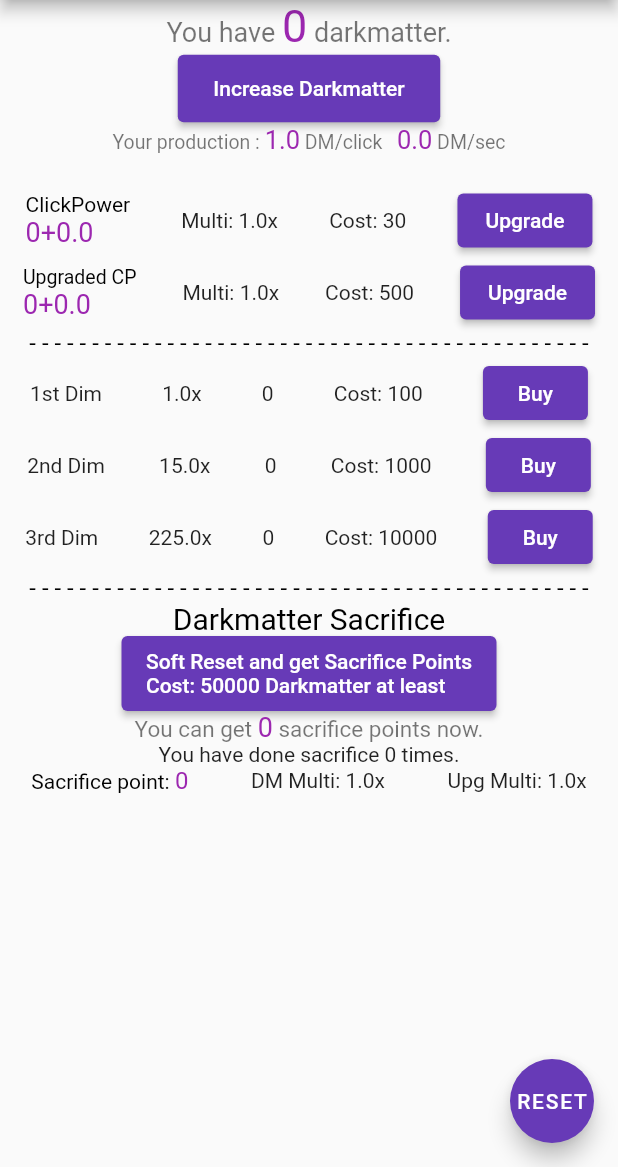
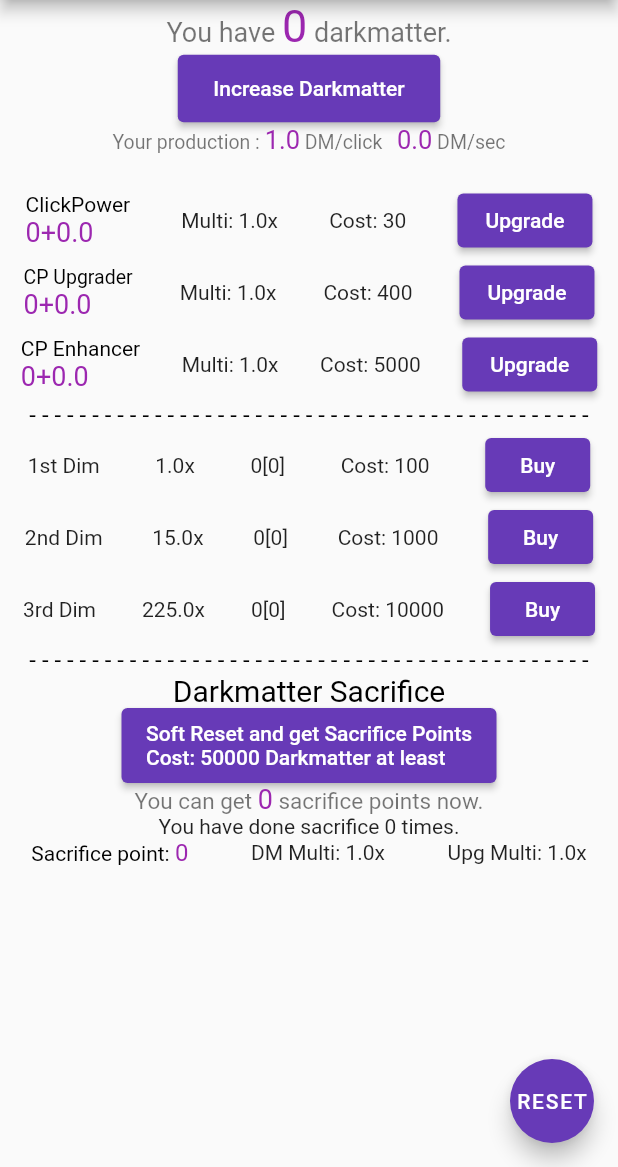
Before and after one commit to Sharpness5-main/IncrementalDarkmatterRebuilt, a Flutter app: the screen it shows after launch, on a phone screen of 412 x 824 dp, the part 69-1236 px from its top. Run offline on Flutter 3.47's test engine with Material 2 defaults, Android fonts, the light colour scheme and no system bars; our stand-ins replace flutter_riverpod, freezed_annotation.

Commit message:
Add CP Enhancer

```diff
--- a/lib/screens/home/home.dart
+++ b/lib/screens/home/home.dart
@@ -84,9 +84,11 @@ class Home extends ConsumerWidget {
                       style: TextStyle(color: Colors.black54, fontSize: 13),
                     ),
                     TextSpan(
-                      text: ((((ref.watch(dm1persecProvider) +
-                                              ref.watch(dm2persecProvider) +
-                                              ref.watch(dm3persecProvider)) /
+                      text: ((((((ref.watch(dm1persecProvider) +
+                                                  ref.watch(dm2persecProvider) +
+                                                  ref.watch(
+                                                      dm3persecProvider))) *
+                                              ref.watch(spmultiplierProvider)) /
                                           ref.watch(dmsoftcapdiviserProvider)) *
                                       100)
                                   .round() /
@@ -149,7 +151,8 @@ class Home extends ConsumerWidget {
                       ],
                     ));
                   }),
-                  Text("Multi: ${ref.watch(cpmultiplierProvider)}x"),
+                  Text(
+                      "Multi: ${(ref.watch(cpmultiplierProvider) * ref.watch(spmultiplierProvider) * 100).round() / 100}x"),
                   Text("Cost: ${ref.watch(cpupgcostProvider).round()}"),
                   ElevatedButton(
                     onPressed: homenotifier.upgradeClickPower,
@@ -165,7 +168,7 @@ class Home extends ConsumerWidget {
                   Consumer(builder: (context, ref, child) {
                     return RichText(
                         text: TextSpan(
-                      text: 'Upgraded CP\n',
+                      text: 'CP Upgrader\n',
                       style: const TextStyle(color: Colors.black, fontSize: 13),
                       children: <TextSpan>[
                         TextSpan(
@@ -177,10 +180,40 @@ class Home extends ConsumerWidget {
                       ],
                     ));
                   }),
-                  Text("Multi: ${ref.watch(upmultiplierProvider)}x"),
+                  Text(
+                      "Multi: ${(ref.watch(upmultiplierProvider) * ref.watch(spmultiplierProvider) * 100).round() / 100}x"),
                   Text("Cost: ${ref.watch(upupgcostProvider).round()}"),
                   ElevatedButton(
                     onPressed: homenotifier.upgradeUpgradePower,
+                    style: ElevatedButton.styleFrom(
+                        fixedSize: const Size(90, 35),
+                        alignment: Alignment.center),
+                    child: const Text("Upgrade"),
+                  ),
+                ]),
+            Row(
+                mainAxisAlignment: MainAxisAlignment.spaceAround,
+                children: <Widget>[
+                  Consumer(builder: (context, ref, child) {
+                    return RichText(
+                        text: TextSpan(
+                      text: 'CP Enhancer\n',
+                      style: const TextStyle(color: Colors.black, fontSize: 14),
+                      children: <TextSpan>[
+                        TextSpan(
+                          text:
+                              "${ref.watch(enhancepowerProvider).round()}+${((ref.watch(freeepupgProvider) * 100).round() / 100)}",
+                          style: const TextStyle(
+                              color: Colors.purple, fontSize: 18),
+                        ),
+                      ],
+                    ));
+                  }),
+                  Text(
+                      "Multi: ${(ref.watch(epmultiplierProvider) * ref.watch(spmultiplierProvider) * 100).round() / 100}x"),
+                  Text("Cost: ${ref.watch(epupgcostProvider).round()}"),
+                  ElevatedButton(
+                    onPressed: homenotifier.upgradeEnhancePower,
                     style: ElevatedButton.styleFrom(
                         fixedSize: const Size(90, 35),
                         alignment: Alignment.center),
@@ -200,8 +233,9 @@ class Home extends ConsumerWidget {
                 children: <Widget>[
                   const Text("1st Dim"),
                   Text(
-                      "${(ref.watch(dmdim1Provider)[0] * ref.watch(dmdim1Provider)[1] * 100 / ref.watch(dmsoftcapdiviserProvider)).round() / 100}x"),
-                  Text("${ref.watch(dmdim1Provider)[2].round()}"),
+                      "${(ref.watch(dmdim1Provider)[0] * ref.watch(dmdim1Provider)[1] * ref.watch(spmultiplierProvider) * 100).round() / 100}x"),
+                  Text(
+                      "${ref.watch(dmdim1Provider)[2].round()}[${ref.watch(dmdim1Provider)[3]}]"),
                   Text("Cost: ${ref.watch(dmdim1Provider)[4].round()}"),
                   ElevatedButton(
                     onPressed: homenotifier.buyDmDim1,
@@ -219,8 +253,9 @@ class Home extends ConsumerWidget {
                 children: <Widget>[
                   const Text("2nd Dim"),
                   Text(
-                      "${(ref.watch(dmdim2Provider)[0] * ref.watch(dmdim2Provider)[1] * 100 / ref.watch(dmsoftcapdiviserProvider)).round() / 100}x"),
-                  Text("${ref.watch(dmdim2Provider)[2].round()}"),
+                      "${(ref.watch(dmdim2Provider)[0] * ref.watch(dmdim2Provider)[1] * ref.watch(spmultiplierProvider) * 100).round() / 100}x"),
+                  Text(
+                      "${ref.watch(dmdim2Provider)[2].round()}[${ref.watch(dmdim2Provider)[3]}]"),
                   Text("Cost: ${ref.watch(dmdim2Provider)[4].round()}"),
                   ElevatedButton(
                     onPressed: homenotifier.buyDmDim2,
@@ -238,8 +273,9 @@ class Home extends ConsumerWidget {
                 children: <Widget>[
                   const Text("3rd Dim"),
                   Text(
-                      "${(ref.watch(dmdim3Provider)[0] * ref.watch(dmdim3Provider)[1] * 100 / ref.watch(dmsoftcapdiviserProvider)).round() / 100}x"),
-                  Text("${ref.watch(dmdim3Provider)[2].round()}"),
+                      "${(ref.watch(dmdim3Provider)[0] * ref.watch(dmdim3Provider)[1] * ref.watch(spmultiplierProvider) * 100).round() / 100}x"),
+                  Text(
+                      "${ref.watch(dmdim3Provider)[2].round()}[${ref.watch(dmdim3Provider)[3]}]"),
                   Text("Cost: ${ref.watch(dmdim3Provider)[4].round()}"),
                   ElevatedButton(
                     onPressed: homenotifier.buyDmDim3,
--- a/lib/valueable_provider.dart
+++ b/lib/valueable_provider.dart
@@ -11,10 +11,14 @@ final clickpowerProvider = StateProvider((ref) => 0.0);
 final cpupgcostProvider = StateProvider((ref) => 30.0);
 final cpmultiplierProvider = StateProvider((ref) => 1.0);
 final upgradepowerProvider = StateProvider((ref) => 0.0);
-final upupgcostProvider = StateProvider((ref) => 500.0);
+final upupgcostProvider = StateProvider((ref) => 400.0);
 final upmultiplierProvider = StateProvider((ref) => 1.0);
+final enhancepowerProvider = StateProvider((ref) => 0.0);
+final epupgcostProvider = StateProvider((ref) => 5000.0);
+final epmultiplierProvider = StateProvider((ref) => 1.0);
 final freecpupgProvider = StateProvider((ref) => 0.0);
 final freeupupgProvider = StateProvider((ref) => 0.0);
+final freeepupgProvider = StateProvider((ref) => 0.0);
 final sacrificepointProvider = StateProvider((ref) => 0.0);
 final spmultiplierProvider = StateProvider((ref) => 1.0);
 final spmultiupgProvider = StateProvider((ref) => 1.0);
```
Also changed, not shown: lib/screens/home/home_notifier.dart (+354 -225 lines).
